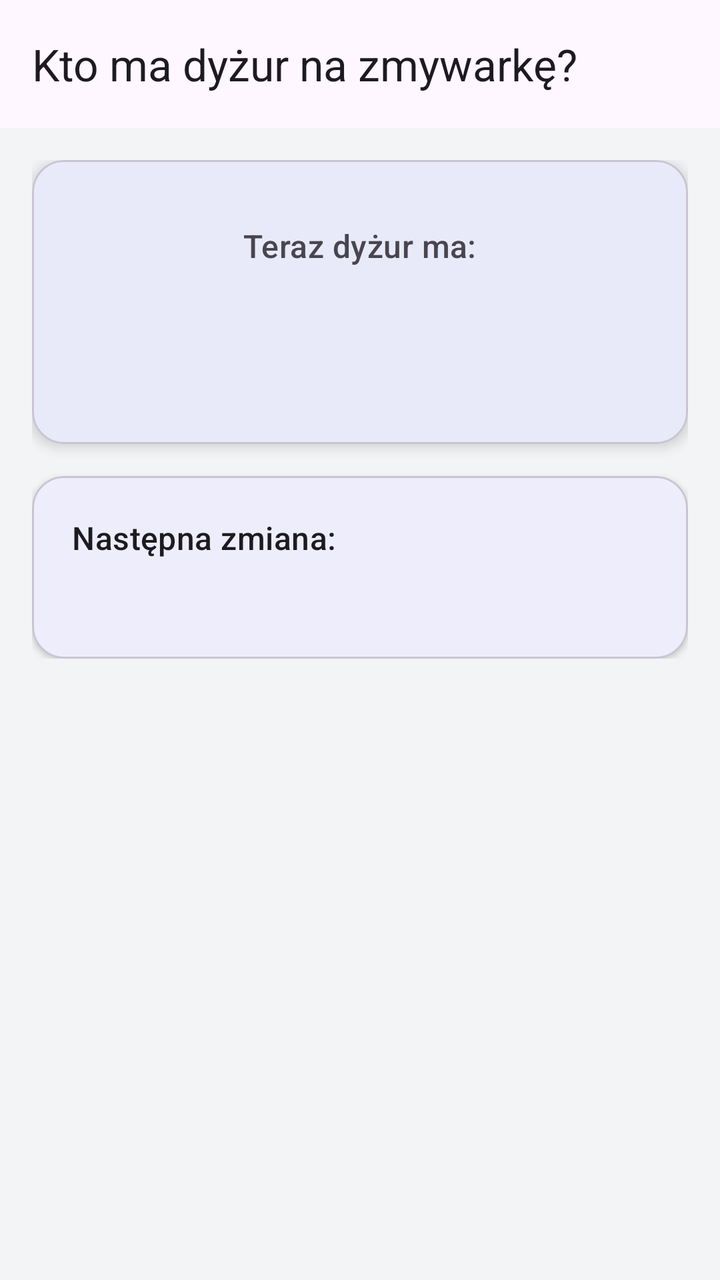
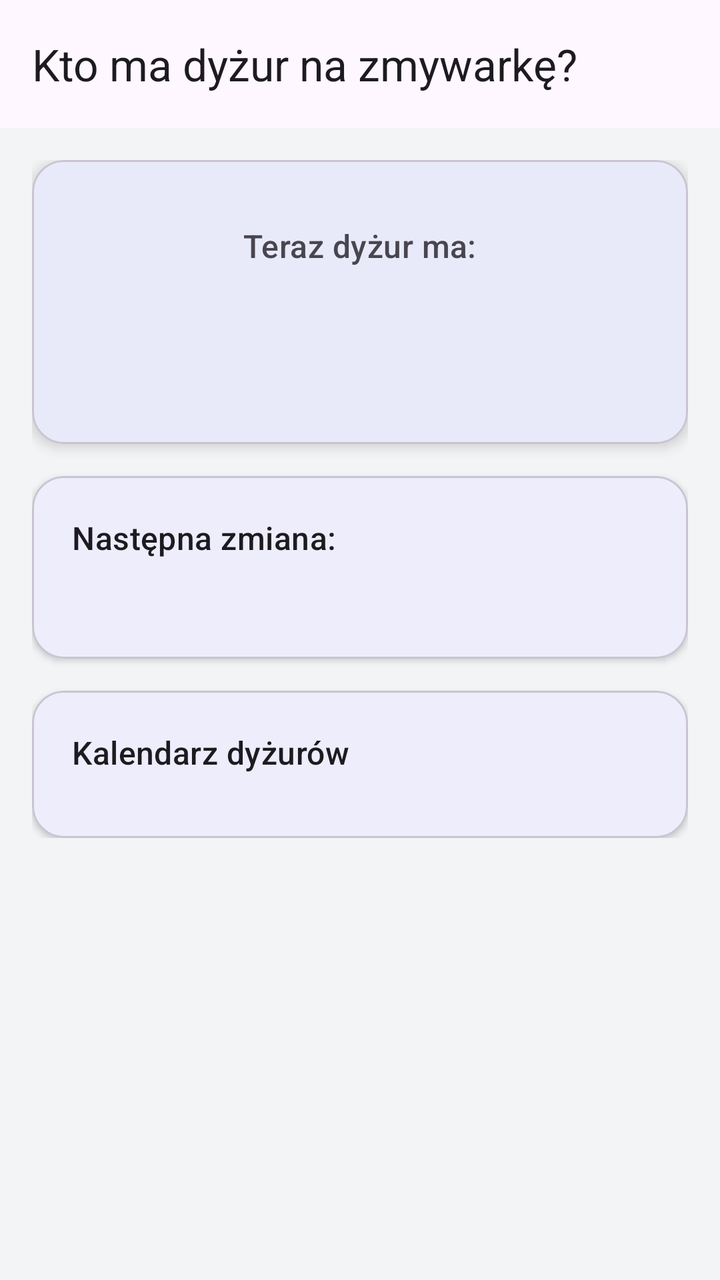

Compare the two renders of this Android layout. The source of the first and the diff that turns it into the second are given below.
<!-- AndroidManifest.xml: application theme Theme.Zmywarka -->
<!-- res/layout/activity_main.xml -->
<?xml version="1.0" encoding="utf-8"?>
<androidx.coordinatorlayout.widget.CoordinatorLayout
    xmlns:android="http://schemas.android.com/apk/res/android"
    xmlns:app="http://schemas.android.com/apk/res-auto"
    android:layout_width="match_parent"
    android:layout_height="match_parent"
    android:background="@color/background">

    <com.google.android.material.appbar.AppBarLayout
        android:layout_width="match_parent"
        android:layout_height="wrap_content">

        <com.google.android.material.appbar.MaterialToolbar
            android:id="@+id/toolbar"
            android:layout_width="match_parent"
            android:layout_height="?attr/actionBarSize"
            app:title="@string/app_name" />

    </com.google.android.material.appbar.AppBarLayout>

    <androidx.core.widget.NestedScrollView
        android:layout_width="match_parent"
        android:layout_height="match_parent"
        app:layout_behavior="@string/appbar_scrolling_view_behavior">

        <LinearLayout
            android:layout_width="match_parent"
            android:layout_height="wrap_content"
            android:orientation="vertical"
            android:padding="16dp">

            <com.google.android.material.card.MaterialCardView
                android:layout_width="match_parent"
                android:layout_height="wrap_content"
                android:layout_marginBottom="16dp"
                app:cardCornerRadius="16dp"
                app:cardElevation="4dp">

                <LinearLayout
                    android:layout_width="match_parent"
                    android:layout_height="wrap_content"
                    android:gravity="center"
                    android:orientation="vertical"
                    android:padding="32dp">

                    <TextView
                        android:layout_width="wrap_content"
                        android:layout_height="wrap_content"
                        android:text="@string/now_on_duty"
                        android:textAppearance="?attr/textAppearanceTitleMedium"
                        android:textColor="?attr/colorOnSurfaceVariant" />

                    <TextView
                        android:id="@+id/tvCurrentPerson"
                        android:layout_width="wrap_content"
                        android:layout_height="wrap_content"
                        android:layout_marginTop="8dp"
                        android:textAppearance="?attr/textAppearanceDisplaySmall"
                        android:textColor="?attr/colorPrimary"
                        android:textStyle="bold" />


                </LinearLayout>

            </com.google.android.material.card.MaterialCardView>

            <com.google.android.material.card.MaterialCardView
                android:layout_width="match_parent"
                android:layout_height="wrap_content"
                app:cardCornerRadius="16dp"
                app:cardElevation="2dp">

                <LinearLayout
                    android:layout_width="match_parent"
                    android:layout_height="wrap_content"
                    android:orientation="vertical"
                    android:padding="20dp">

                    <TextView
                        android:layout_width="wrap_content"
                        android:layout_height="wrap_content"
                        android:layout_marginBottom="8dp"
                        android:text="@string/upcoming_queue"
                        android:textAppearance="?attr/textAppearanceTitleMedium" />

                    <TextView
                        android:id="@+id/tvQueue"
                        android:layout_width="match_parent"
                        android:layout_height="wrap_content"
                        android:lineSpacingMultiplier="1.6"
                        android:textAppearance="?attr/textAppearanceBodyLarge" />

                </LinearLayout>

            </com.google.android.material.card.MaterialCardView>

        </LinearLayout>

    </androidx.core.widget.NestedScrollView>

</androidx.coordinatorlayout.widget.CoordinatorLayout>
<!-- resources referenced by this layout -->
<resources>
  <color name="background">#FFF3F4F6</color>
  <string name="app_name">Kto ma dyżur na zmywarkę?</string>
  <string name="now_on_duty">Teraz dyżur ma:</string>
  <string name="upcoming_queue">Następna zmiana:</string>
  <style name="Theme.Zmywarka" parent="Theme.Material3.DayNight.NoActionBar">
          <item name="colorPrimary">#1976D2</item>
          <item name="colorOnPrimary">#FFFFFF</item>
          <item name="colorSecondary">#03DAC6</item>
          <item name="colorOnSecondary">#000000</item>
      </style>
</resources>

<!-- the commit's change to res/layout/activity_main.xml (unified diff, before → after) -->
@@ -94,6 +94,36 @@
 
             </com.google.android.material.card.MaterialCardView>
 
+            <com.google.android.material.card.MaterialCardView
+                android:layout_width="match_parent"
+                android:layout_height="wrap_content"
+                android:layout_marginTop="16dp"
+                app:cardCornerRadius="16dp"
+                app:cardElevation="2dp">
+
+                <LinearLayout
+                    android:layout_width="match_parent"
+                    android:layout_height="wrap_content"
+                    android:orientation="vertical"
+                    android:padding="20dp">
+
+                    <TextView
+                        android:layout_width="wrap_content"
+                        android:layout_height="wrap_content"
+                        android:layout_marginBottom="12dp"
+                        android:text="@string/calendar_title"
+                        android:textAppearance="?attr/textAppearanceTitleMedium" />
+
+                    <LinearLayout
+                        android:id="@+id/calendarLayout"
+                        android:layout_width="match_parent"
+                        android:layout_height="wrap_content"
+                        android:orientation="vertical" />
+
+                </LinearLayout>
+
+            </com.google.android.material.card.MaterialCardView>
+
         </LinearLayout>
 
     </androidx.core.widget.NestedScrollView>
<!-- resource entries referenced after the edit -->
@@ -2,6 +2,7 @@
 <resources>
   <color name="background">#FFF3F4F6</color>
   <string name="app_name">Kto ma dyżur na zmywarkę?</string>
+  <string name="calendar_title">Kalendarz dyżurów</string>
   <string name="now_on_duty">Teraz dyżur ma:</string>
   <string name="upcoming_queue">Następna zmiana:</string>
   <style name="Theme.Zmywarka" parent="Theme.Material3.DayNight.NoActionBar">
